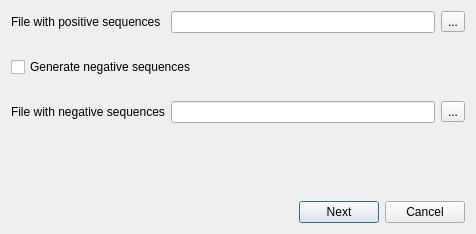
Above: src/plugins/expert_discovery/src/ui/ExpertDiscoveryPosNegDialog.ui from violethaze74/ugene before the change. Below: the same form after it.
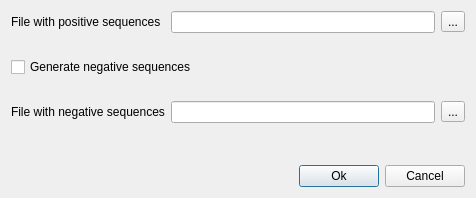
That is the form after the change. Icons and pictures are not drawn.

```diff
--- a/src/plugins/expert_discovery/src/ui/ExpertDiscoveryPosNegDialog.ui
+++ b/src/plugins/expert_discovery/src/ui/ExpertDiscoveryPosNegDialog.ui
@@ -10,7 +10,7 @@
     <x>0</x>
     <y>0</y>
     <width>476</width>
-    <height>234</height>
+    <height>198</height>
    </rect>
   </property>
   <property name="sizePolicy">
@@ -136,7 +136,7 @@
      <item>
       <widget class="QPushButton" name="startButton">
        <property name="text">
-        <string>Next</string>
+        <string>Ok</string>
        </property>
        <property name="default">
         <bool>true</bool>
```
Left out of the diff: 2 changed lines with no effect on the pictures.
